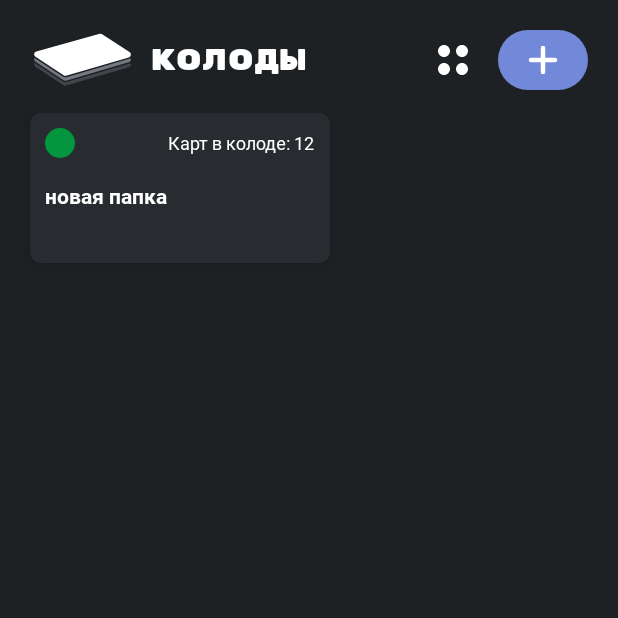
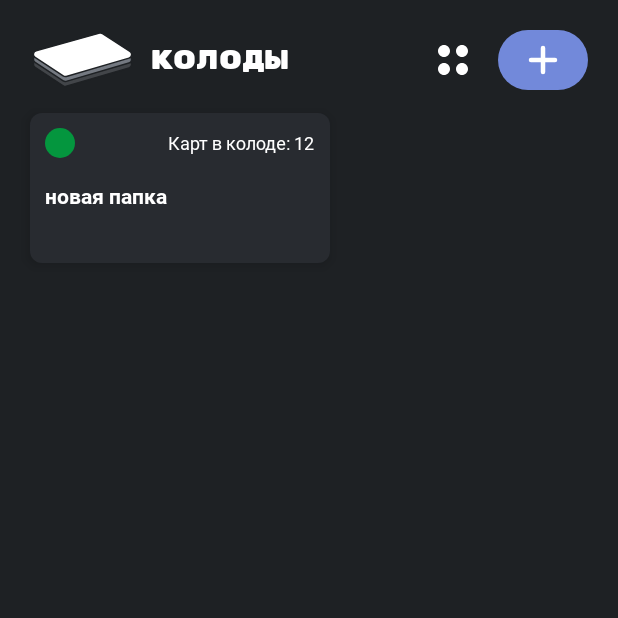
Before and after one commit to KatbertAllgood/FlippyMind, an Android app built with Jetpack Compose: the screen it shows after launch (MainActivity), on a phone screen of 412 x 824 dp, the top half of it. Run offline under Robolectric (Android 15) with nearby library versions, the phone set to English and light mode, and no system bars; our stand-ins replace Dagger/Hilt's generated code, Room's generated code.

Commit message:
changed font size for headers

```diff
--- a/app/src/main/java/com/example/flippymind/ui/theme/Theme.kt
+++ b/app/src/main/java/com/example/flippymind/ui/theme/Theme.kt
@@ -39,9 +39,9 @@ internal fun FlippyMindTheme(
     val typography = FlippyMindTypography(
         heading = TextStyle(
             fontSize = when (textSize) {
-                FlippyMindSize.Small -> 18.sp
-                FlippyMindSize.Medium -> 20.sp
-                FlippyMindSize.Big -> 24.sp
+                FlippyMindSize.Small -> 16.sp
+                FlippyMindSize.Medium -> 18.sp
+                FlippyMindSize.Big -> 20.sp
             },
             fontWeight = FontWeight.Bold,
             fontFamily = FontFamily(Font(R.font.rubik_mono_one_regular))
```
